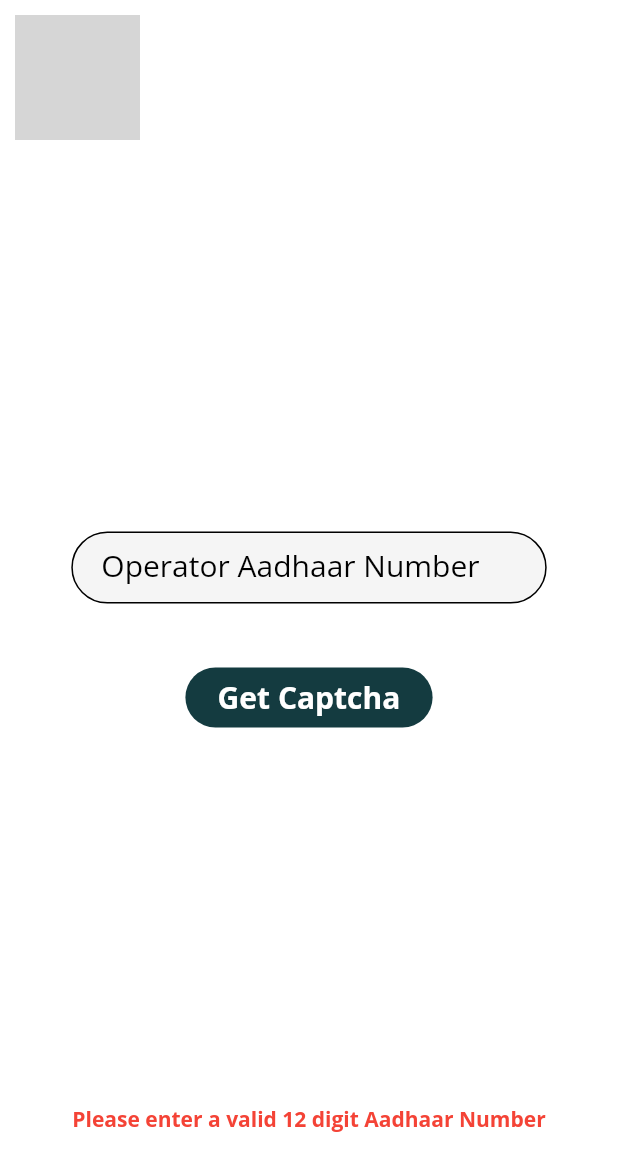
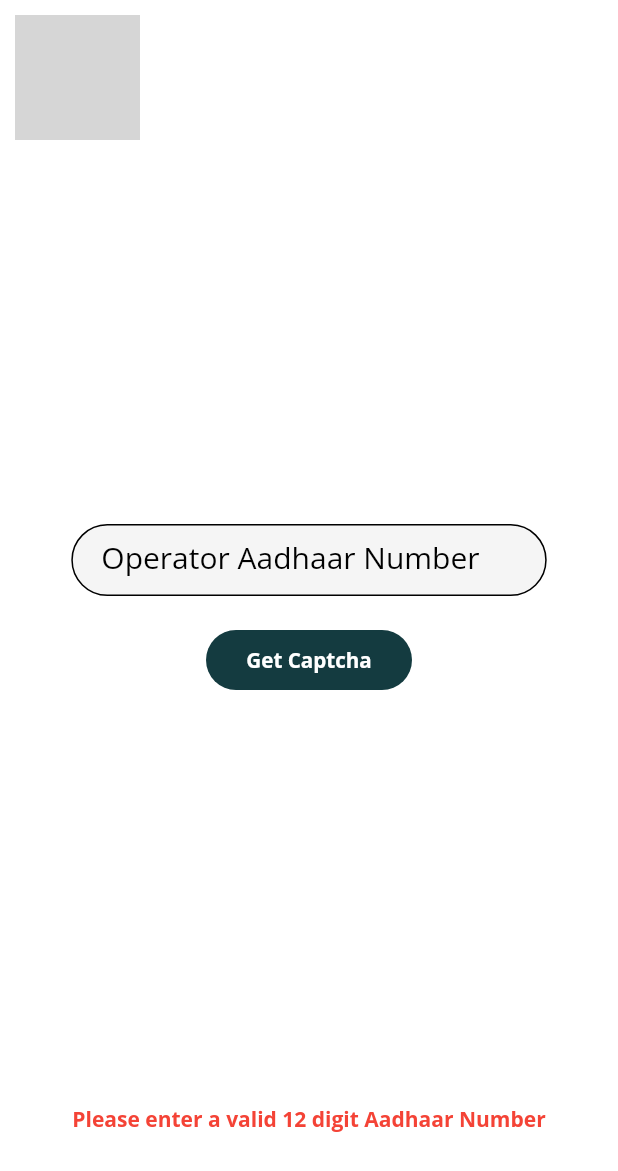
Before and after one commit to Aficionado45/aadhar_address, a Flutter app: the opLogin screen opened by its route, after a tap on "Get Captcha", on a phone screen of 412 x 824 dp. Shown: the top 1171 px of the screen. Run offline on Flutter 3.47's test engine with Material 2 defaults, Android fonts, the light colour scheme and no system bars; our stand-ins replace cloud_firestore, firebase_core, firebase_storage, image_cropper, image_picker, local_auth and 2 more; missing offline and left inert: firebase_ml_vision, geocoder; accounts and stored records are empty; project files that could hold a hidden picture were left out; grey boxes are pictures that could not be loaded.

Commit message:
UI fixes

```diff
--- a/lib/main.dart
+++ b/lib/main.dart
@@ -32,7 +32,7 @@ class _MyAppState extends State<MyApp> {
   Widget build(BuildContext context) {
     return MaterialApp(
       title: "Aadhar Address Update",
-      initialRoute: 'biometric',
+      initialRoute: 'welcome',
       routes: {
         'welcome': (context) => WelcomeScreen(),
         'oplogin': (context) => opLogin(),
--- a/lib/screens/op_login.dart
+++ b/lib/screens/op_login.dart
@@ -115,15 +115,14 @@ class _opLoginState extends State<opLogin> {
                     labelText: "Operator Aadhaar Number",
                   ),
                 ),
-              ),
-              SizedBox(height: 30),
+              ),  SizedBox(height: 10),
               Container(
                 decoration: BoxDecoration(
                   color: Color(0xFF143B40),
                   borderRadius: BorderRadius.all(Radius.circular(20)),
                 ),
                 alignment: FractionalOffset.center,
-                width: MediaQuery.of(context).size.width / 2.5,
+                width: MediaQuery.of(context).size.width / 3,
                 height: 40,
                 child: FlatButton(
                   onPressed: () async {
@@ -132,7 +131,7 @@ class _opLoginState extends State<opLogin> {
                       print('Conditions are true.');
                       Map<String, dynamic> responsebody = await getcaptcha();
                       //decoding response
-                      setState(() async{
+                      setState((){
                         error = false;
                         print('No errors');
                         print(responsebody.toString());
@@ -161,12 +160,107 @@ class _opLoginState extends State<opLogin> {
                     "Get Captcha",
                     style: TextStyle(
                         color: Colors.white,
-                        fontSize: 20,
+                        fontSize: MediaQuery.of(context).size.width / 30,
                         fontFamily: 'Open Sans',
                         fontWeight: FontWeight.bold),
                   ),
                 ),
               ),
+              SizedBox(height: 30),
+              if (captchaimage != null)
+                Column(
+                  children: [
+                    captchaimage,
+                    Container(
+                      decoration: BoxDecoration(
+                        borderRadius: BorderRadius.all(Radius.circular(20)),
+                      ),
+                      width: MediaQuery.of(context).size.width / 1.3,
+                      height: MediaQuery.of(context).size.height / 13.6,
+                      child: TextFormField(
+                        controller: captchafield,
+                        style: TextStyle(color: Colors.black, fontSize: 16),
+                        decoration: InputDecoration(
+                          contentPadding: EdgeInsets.symmetric(
+                              vertical: 10.0, horizontal: 20.0),
+                          border: OutlineInputBorder(
+                            borderRadius:
+                            BorderRadius.all(Radius.circular(32.0)),
+                          ),
+                          enabledBorder: OutlineInputBorder(
+                            borderSide: BorderSide(
+                              // color: Colors.redAccent,
+                                width: 1.0),
+                            borderRadius:
+                            BorderRadius.all(Radius.circular(32.0)),
+                          ),
+                          focusedBorder: OutlineInputBorder(
+                            borderSide: BorderSide(
+                              // color: Colors.redAccent,
+                                width: 2.0),
+                            borderRadius:
+                            BorderRadius.all(Radius.circular(32.0)),
+                          ),
+                          filled: true,
+                          labelStyle:
+                          TextStyle(color: Colors.black, fontSize: 20),
+                          labelText: "Enter Captcha",
+                        ),
+                      ),
+                    ),
+                    SizedBox(height: 10),
+                    Container(
+                      decoration: BoxDecoration(
+                        color: Color(0xFF143B40),
+                        borderRadius: BorderRadius.all(Radius.circular(20)),
+                      ),
+                      alignment: FractionalOffset.center,
+                      width: MediaQuery.of(context).size.width / 3,
+                      height: 40,
+                      child: FlatButton(
+                        onPressed: () async {
+                          Map<String, dynamic> responsebody = await getotp(
+                              op_aadhar, captchafield.text, captchatxnid);
+                          print(responsebody);
+                          setState(() {
+                            responsebody["message"] == "Invalid Captcha"
+                                ? errorcaptcha = true
+                                : errorcaptcha = false;
+                            otpmessage = responsebody["message"];
+                          });
+                          if (errorcaptcha == false)
+                            Navigator.push( context,
+                              //AS A PARAMTER SEND UR ADDRESS for testing, ELSE we will have to send the extracted address i.e script.text
+                              MaterialPageRoute(
+                                builder: (context) =>
+                                    opOTP(aadharno:op_aadhar ,txnid:captchatxnid ,)
+                              ),
+                            );
+                        },
+                        child: Text(
+                          "Verify Captcha",
+                          style: TextStyle(
+                              color: Colors.white,
+                              fontSize: MediaQuery.of(context).size.width / 35,
+                              fontFamily: 'Open Sans',
+                              fontWeight: FontWeight.bold),
+                        ),
+                      ),
+                    ),
+                    // FlatButton(
+                    //   onPressed: () async {
+                    //     Navigator.pushNamed(context, 'opotp');
+                    //   },
+                    //   child: Text(
+                    //     "move to next screen",
+                    //     style: TextStyle(
+                    //       color: Colors.black,
+                    //       fontSize: 20,
+                    //     ),
+                    //   ),
+                    // ),
+                  ],
+                ),
               Spacer(),
               Text(
                 'Please enter a valid 12 digit Aadhaar Number',
@@ -189,71 +283,6 @@ class _opLoginState extends State<opLogin> {
 
               //captcha views
 
-              if (captchaimage != null)
-                Column(
-                  children: [
-                    captchaimage,
-                    TextFormField(
-                      controller: captchafield,
-                      style: TextStyle(color: Colors.black, fontSize: 16),
-                      decoration: InputDecoration(
-                        contentPadding: EdgeInsets.symmetric(
-                            vertical: 10.0, horizontal: 20.0),
-                        border: OutlineInputBorder(
-                          borderRadius: BorderRadius.all(Radius.circular(32.0)),
-                        ),
-                        enabledBorder: OutlineInputBorder(
-                          borderSide: BorderSide(
-                              // color: Colors.redAccent,
-                              width: 1.0),
-                          borderRadius: BorderRadius.all(Radius.circular(32.0)),
-                        ),
-                        focusedBorder: OutlineInputBorder(
-                          borderSide: BorderSide(
-                              // color: Colors.redAccent,
-                              width: 2.0),
-                          borderRadius: BorderRadius.all(Radius.circular(32.0)),
-                        ),
-                        filled: true,
-                        labelStyle:
-                            TextStyle(color: Colors.black, fontSize: 20),
-                        labelText: "Enter Captcha",
-                      ),
-                    ),
-                    FlatButton(
-                      onPressed: () async {
-                        Map<String, dynamic> responsebody = await getotp(
-                            op_aadhar, captchafield.text, captchatxnid);
-                        print(responsebody);
-                        setState(() {
-                          responsebody["message"] == "Invalid Captcha"
-                              ? errorcaptcha = true
-                              : errorcaptcha = false;
-                          otpmessage = responsebody["message"];
-                        });
-                      },
-                      child: Text(
-                        "Verify Captcha",
-                        style: TextStyle(
-                          color: Colors.black,
-                          fontSize: 20,
-                        ),
-                      ),
-                    ),
-                    FlatButton(
-                      onPressed: () async {
-                        Navigator.pushNamed(context, 'opotp');
-                      },
-                      child: Text(
-                        "move to next screen",
-                        style: TextStyle(
-                          color: Colors.black,
-                          fontSize: 20,
-                        ),
-                      ),
-                    ),
-                  ],
-                )
             ],
           ),
         ),
```
Also changed, not shown: lib/screens/op_otp.dart (+11 -4 lines), lib/services/authentication_methods.dart (+6 -2 lines), pubspec.lock.
